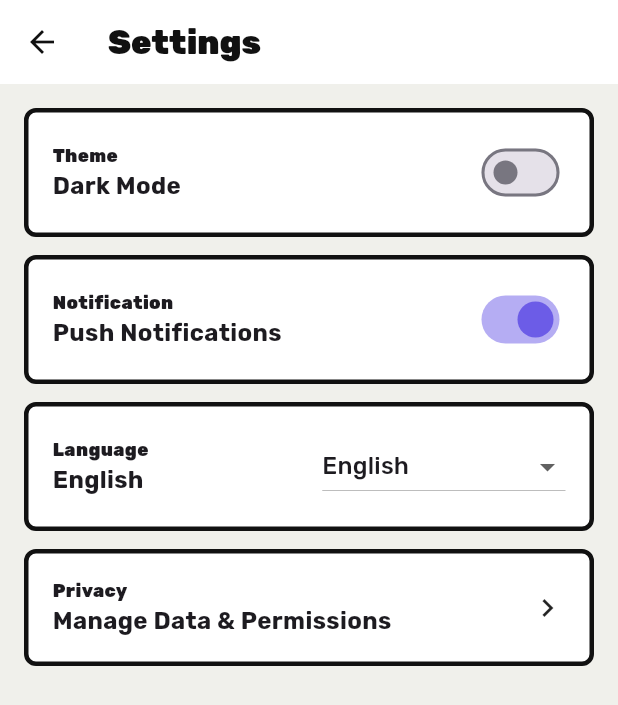
After one commit to whoissaf/safara-frontend, a Flutter app: the SettingsScreen screen opened directly, on a phone screen of 412 x 824 dp. The commit adds this screen. Shown: the top 705 px of the screen. Run offline on Flutter 3.47's test engine with Material 3 defaults, Android fonts, the phone set to English and light mode, and no system bars; our stand-ins replace flutter_map, google_fonts, image_picker, latlong2, shared_preferences; accounts and stored records are empty.

Commit message:
feat: add bookmarks settings logout and government advisory

```diff
--- /dev/null
+++ b/lib/screens/settings_screen.dart
@@ -0,0 +1,79 @@
+import 'package:flutter/material.dart';
+import '../core/constants.dart';
+
+class SettingsScreen extends StatefulWidget {
+  const SettingsScreen({super.key});
+
+  @override
+  State<SettingsScreen> createState() => _SettingsScreenState();
+}
+
+class _SettingsScreenState extends State<SettingsScreen> {
+  bool _isDarkMode = false;
+  bool _isNotifEnabled = true;
+  String _selectedLanguage = 'English';
+
+  @override
+  Widget build(BuildContext context) {
+    return Scaffold(
+      appBar: AppBar(title: const Text('Settings')),
+      body: ListView(
+        padding: const EdgeInsets.all(AppSpacing.lg),
+        children: [
+          _buildSwitchTile('Theme', 'Dark Mode', _isDarkMode, (val) => setState(() => _isDarkMode = val)),
+          _buildSwitchTile('Notification', 'Push Notifications', _isNotifEnabled, (val) => setState(() => _isNotifEnabled = val)),
+          _buildDropdownTile('Language', ['English', 'Bahasa Indonesia'], _selectedLanguage, (val) => setState(() => _selectedLanguage = val)),
+          _buildActionTile('Privacy', 'Manage Data & Permissions', () {}),
+        ],
+      ),
+    );
+  }
+
+  Widget _buildSwitchTile(String category, String title, bool value, ValueChanged<bool> onChanged) {
+    return Container(
+      margin: const EdgeInsets.only(bottom: AppSpacing.md),
+      padding: const EdgeInsets.all(AppSpacing.lg),
+      decoration: BoxDecoration(color: NeoColors.surface, border: NeoBorders.thick, borderRadius: BorderRadius.circular(AppRadius.md)),
+      child: Row(
+        mainAxisAlignment: MainAxisAlignment.spaceBetween,
+        children: [
+          Column(crossAxisAlignment: CrossAxisAlignment.start, children: [Text(category, style: const TextStyle(fontSize: 12, fontWeight: FontWeight.w900)), Text(title, style: const TextStyle(fontSize: 16, fontWeight: FontWeight.w700))]),
+          Switch(value: value, onChanged: onChanged, activeColor: NeoColors.primary),
+        ],
+      ),
+    );
+  }
+
+  Widget _buildDropdownTile(String category, List<String> options, String value, ValueChanged<String?> onChanged) {
+    return Container(
+      margin: const EdgeInsets.only(bottom: AppSpacing.md),
+      padding: const EdgeInsets.all(AppSpacing.lg),
+      decoration: BoxDecoration(color: NeoColors.surface, border: NeoBorders.thick, borderRadius: BorderRadius.circular(AppRadius.md)),
+      child: Row(
+        mainAxisAlignment: MainAxisAlignment.spaceBetween,
+        children: [
+          Column(crossAxisAlignment: CrossAxisAlignment.start, children: [Text(category, style: const TextStyle(fontSize: 12, fontWeight: FontWeight.w900)), Text(value, style: const TextStyle(fontSize: 16, fontWeight: FontWeight.w700))]),
+          DropdownButton<String>(value: value, items: options.map((e) => DropdownMenuItem(value: e, child: Text(e))).toList(), onChanged: onChanged),
+        ],
+      ),
+    );
+  }
+
+  Widget _buildActionTile(String category, String title, VoidCallback onTap) {
+    return GestureDetector(
+      onTap: onTap,
+      child: Container(
+        margin: const EdgeInsets.only(bottom: AppSpacing.md),
+        padding: const EdgeInsets.all(AppSpacing.lg),
+        decoration: BoxDecoration(color: NeoColors.surface, border: NeoBorders.thick, borderRadius: BorderRadius.circular(AppRadius.md)),
+        child: Row(
+          mainAxisAlignment: MainAxisAlignment.spaceBetween,
+          children: [
+            Column(crossAxisAlignment: CrossAxisAlignment.start, children: [Text(category, style: const TextStyle(fontSize: 12, fontWeight: FontWeight.w900)), Text(title, style: const TextStyle(fontSize: 16, fontWeight: FontWeight.w700))]),
+            const Icon(Icons.chevron_right),
+          ],
+        ),
+      ),
+    );
+  }
+}
--- /dev/null
+++ b/lib/services/bookmark_service.dart
@@ -0,0 +1,38 @@
+import 'dart:convert';
+import 'package:shared_preferences/shared_preferences.dart';
+
+class BookmarkService {
+  static const String _key = 'safara_bookmarks';
+
+  static Future<List<Map<String, dynamic>>> getBookmarks() async {
+    final prefs = await SharedPreferences.getInstance();
+    final data = prefs.getStringList(_key);
+    if (data == null) return [];
+    return data.map((e) => Map<String, dynamic>.from(jsonDecode(e))).toList();
+  }
+
+  static Future<void> addBookmark(Map<String, dynamic> location) async {
+    final prefs = await SharedPreferences.getInstance();
+    final data = prefs.getStringList(_key) ?? [];
+    final jsonStr = jsonEncode(location);
+    if (!data.contains(jsonStr)) {
+      data.add(jsonStr);
+      await prefs.setStringList(_key, data);
+    }
+  }
+
+  static Future<void> removeBookmark(String name) async {
+    final prefs = await SharedPreferences.getInstance();
+    final data = prefs.getStringList(_key) ?? [];
+    data.removeWhere((e) {
+      final map = Map<String, dynamic>.from(jsonDecode(e));
+      return map['name'] == name;
+    });
+    await prefs.setStringList(_key, data);
+  }
+
+  static Future<bool> isBookmarked(String name) async {
+    final bookmarks = await getBookmarks();
+    return bookmarks.any((b) => b['name'] == name);
+  }
+}
```
Also changed, not shown: lib/screens/bookmarks_screen.dart (added, +61 -0 lines), lib/screens/home_tab.dart (+22 -110 lines), lib/screens/location_detail_screen.dart (+44 -7 lines), lib/screens/profile_tab.dart (+56 -10 lines).
